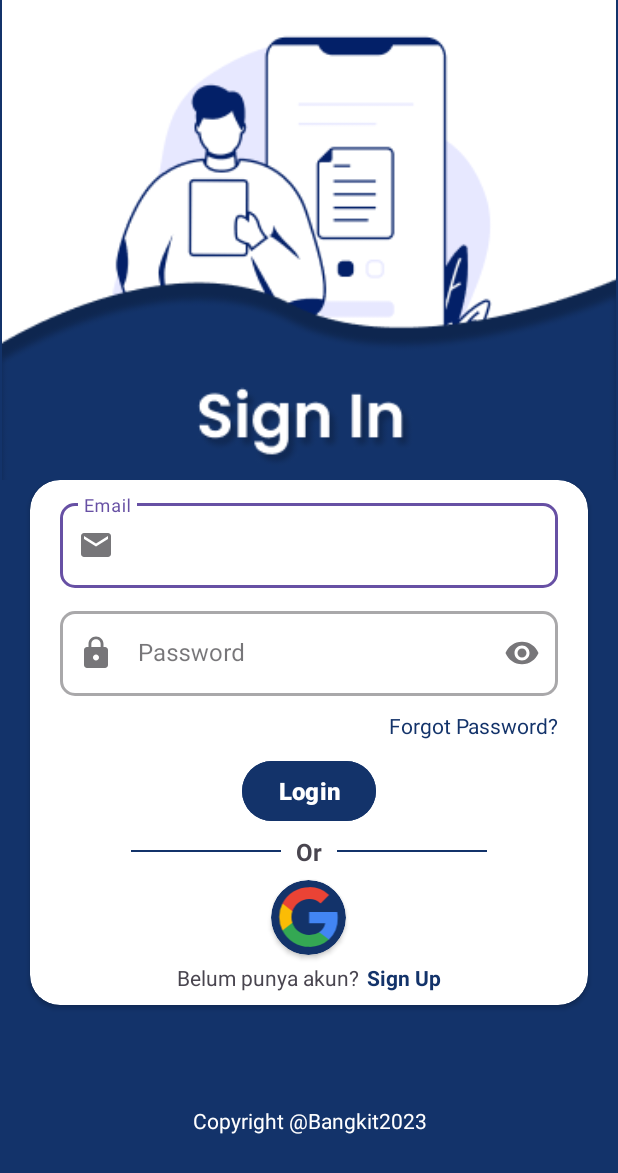
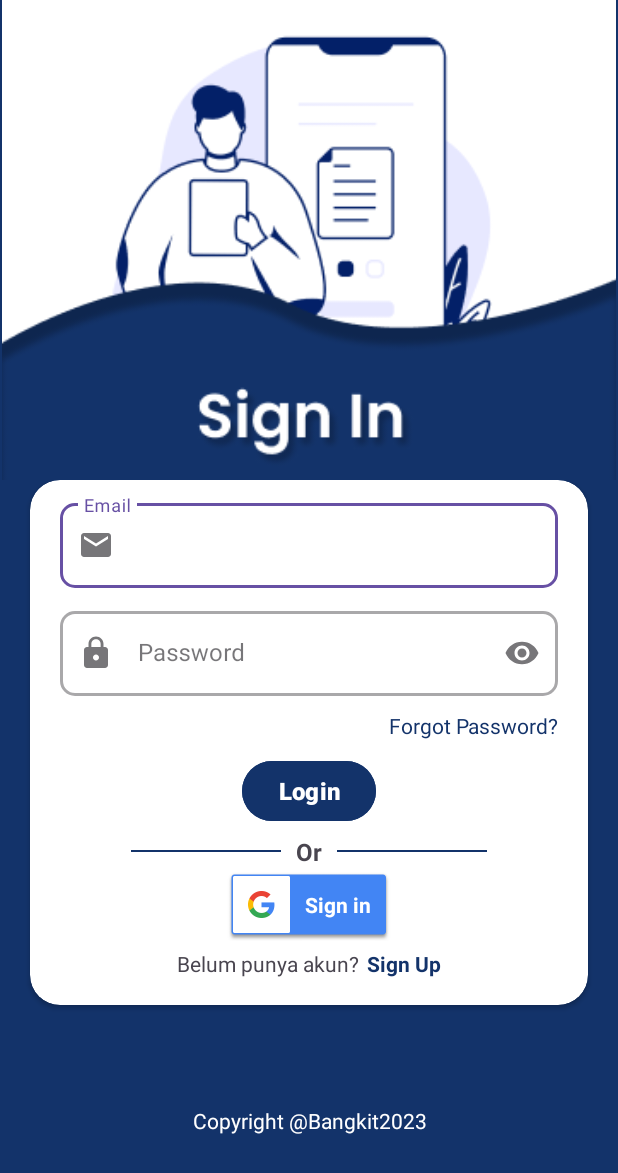
Before and after one commit to KusAndiPriyono/Crabify, an Android app: the layout fragment_login.xml on its own in the app's theme, with its tools: preview values and no code run, on a phone screen of 412 x 824 dp. Shown: the top 1173 px of the screen. Run offline under Robolectric (Android 15) with nearby library versions, the phone set to English and light mode, and no system bars.

Commit message:
SignIn Google Firebase

```diff
--- a/app/build.gradle.kts
+++ b/app/build.gradle.kts
@@ -4,6 +4,7 @@ plugins {
     id("kotlin-kapt")
     id("com.google.dagger.hilt.android")
     id("androidx.navigation.safeargs.kotlin")
+    id("com.google.gms.google-services")
 }
 
 android {
@@ -51,6 +52,10 @@ dependencies {
     implementation("com.google.android.material:material:1.10.0")
     implementation("androidx.constraintlayout:constraintlayout:2.1.4")
 
+    implementation(platform("com.google.firebase:firebase-bom:32.7.0"))
+    implementation("com.google.firebase:firebase-auth-ktx:22.3.0")
+    implementation("com.google.android.gms:play-services-auth:20.7.0")
+
     testImplementation("junit:junit:4.13.2")
     androidTestImplementation("androidx.test.ext:junit:1.1.5")
     androidTestImplementation("androidx.test.espresso:espresso-core:3.5.1")
@@ -86,5 +91,4 @@ dependencies {
     implementation("org.tensorflow:tensorflow-lite-task-vision:0.4.4")
 
 
-
 }
--- a/app/src/main/res/layout/fragment_login.xml
+++ b/app/src/main/res/layout/fragment_login.xml
@@ -8,7 +8,7 @@
     tools:context=".presentation.auth.login.LoginFragment">
 
     <ImageView
-        android:id="@+id/iv_login"
+        android:id="@+id/iv_header_login"
         android:layout_width="match_parent"
         android:layout_height="320dp"
         android:contentDescription="@string/image_login"
@@ -28,7 +28,7 @@
         app:cardCornerRadius="20dp"
         app:layout_constraintEnd_toEndOf="parent"
         app:layout_constraintStart_toStartOf="parent"
-        app:layout_constraintTop_toBottomOf="@+id/iv_login">
+        app:layout_constraintTop_toBottomOf="@+id/iv_header_login">
 
         <LinearLayout
             android:layout_width="match_parent"
@@ -137,24 +137,13 @@
                     app:dividerColor="@color/splash" />
             </LinearLayout>
 
-            <androidx.cardview.widget.CardView
-                android:layout_width="50dp"
-                android:layout_height="50dp"
+            <com.google.android.gms.common.SignInButton
+                android:id="@+id/iv_google"
+                android:layout_width="wrap_content"
+                android:layout_height="wrap_content"
                 android:layout_gravity="center"
-                android:layout_marginTop="8dp"
-                android:backgroundTint="@color/splash"
                 android:elevation="8dp"
-                app:cardCornerRadius="50dp">
-
-                <ImageView
-                    android:id="@+id/iv_google"
-                    android:layout_width="match_parent"
-                    android:layout_height="48dp"
-                    android:layout_gravity="center"
-                    android:clickable="true"
-                    android:contentDescription="@string/icon_google"
-                    android:src="@drawable/ic_google" />
-            </androidx.cardview.widget.CardView>
+                app:colorScheme="dark" />
 
             <LinearLayout
                 android:layout_width="wrap_content"
--- a/app/src/main/res/values/strings.xml
+++ b/app/src/main/res/values/strings.xml
@@ -35,4 +35,5 @@
     <string name="register_here">Sign Up</string>
     <string name="sign_up">Register</string>
     <string name="full_name">Full Name</string>
+    <string name="default_web_client_id">245559464088-gtnaacdee9a0grjqd5t2jd602fkgu581.apps.googleusercontent.com</string>
 </resources>
--- /dev/null
+++ b/app/src/main/res/values/style.xml
@@ -0,0 +1,5 @@
+<?xml version="1.0" encoding="utf-8"?>
+<resources>
+
+
+</resources>
--- a/app/src/main/res/values/themes.xml
+++ b/app/src/main/res/values/themes.xml
@@ -6,4 +6,6 @@
     </style>
 
     <!--    <style name="Theme.Crabify" parent="Base.Theme.Crabify" />-->
+
+
 </resources>
--- a/build.gradle.kts
+++ b/build.gradle.kts
@@ -8,5 +8,6 @@ plugins {
 buildscript {
     dependencies {
         classpath("androidx.navigation:navigation-safe-args-gradle-plugin:2.7.5")
+        classpath("com.google.gms:google-services:4.4.0")
     }
 }
```
Also changed, not shown: app/src/main/java/com/bangkit/crabify/presentation/auth/AuthActivity.kt (deleted, +0 -12 lines), app/src/main/java/com/bangkit/crabify/presentation/auth/login/LoginFragment.kt (+94 -40 lines), app/src/main/java/com/bangkit/crabify/presentation/camera/CameraFragment.kt (+46 -54 lines), app/src/main/res/layout/activity_auth.xml (deleted, +0 -9 lines), 1 other file.
